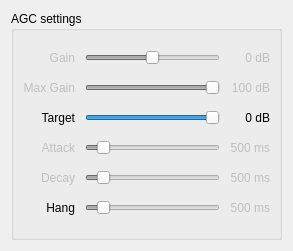
Before: the Qt Designer form src/qtgui/agc_options.ui in vladisslav2011/gqrx, drawn with Qt 5.
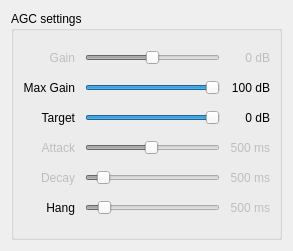
After: the same form once the commit is applied. Icons and pictures are not drawn.

```diff
--- a/src/qtgui/agc_options.ui
+++ b/src/qtgui/agc_options.ui
@@ -199,7 +199,7 @@
       <item row="1" column="0">
        <widget class="QLabel" name="maxGainTitle">
         <property name="enabled">
-         <bool>false</bool>
+         <bool>true</bool>
         </property>
         <property name="text">
          <string>Max Gain</string>
@@ -212,7 +212,7 @@
       <item row="1" column="1">
        <widget class="QSlider" name="maxGainSlider">
         <property name="enabled">
-         <bool>false</bool>
+         <bool>true</bool>
         </property>
         <property name="focusPolicy">
          <enum>Qt::StrongFocus</enum>
@@ -237,7 +237,7 @@
       <item row="1" column="2">
        <widget class="QLabel" name="maxGainLabel">
         <property name="enabled">
-         <bool>false</bool>
+         <bool>true</bool>
         </property>
         <property name="toolTip">
          <string>Manual gain. Used when AGC is switched off</string>
@@ -262,10 +262,10 @@
          <string>AGC decay time</string>
         </property>
         <property name="minimum">
-         <number>50</number>
+         <number>20</number>
         </property>
         <property name="maximum">
-         <number>5000</number>
+         <number>1000</number>
         </property>
         <property name="singleStep">
          <number>10</number>
@@ -322,7 +322,7 @@
          <string>AGC decay time</string>
         </property>
         <property name="minimum">
-         <number>50</number>
+         <number>0</number>
         </property>
         <property name="maximum">
          <number>5000</number>
```
Left out of the diff: 2 changed lines with no effect on the pictures.
